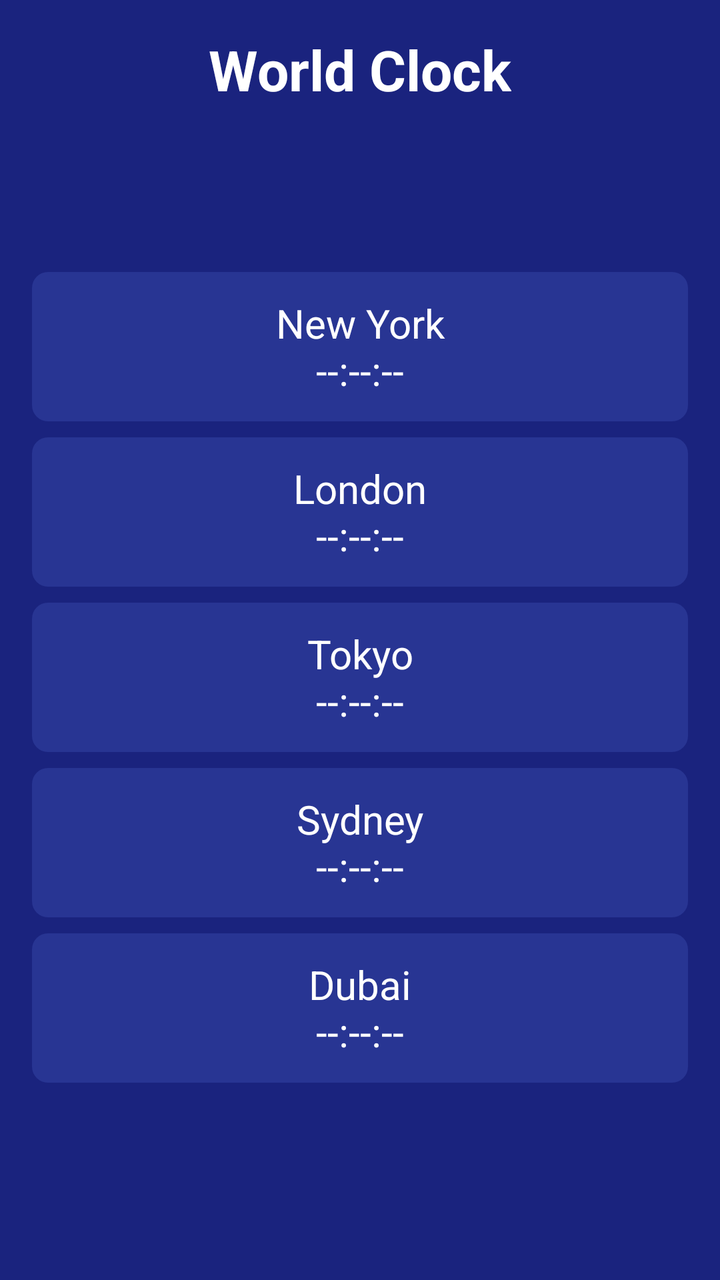
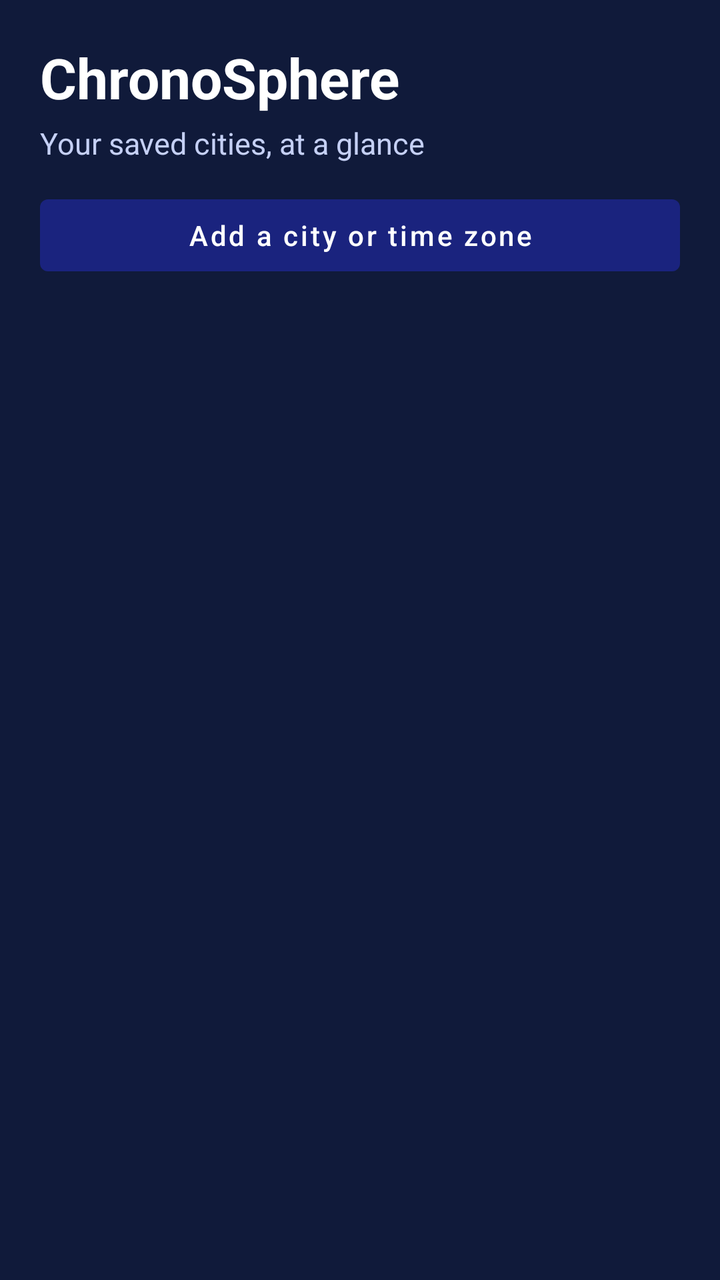

Screens rendered from an Android XML layout before and after an edit, with the pre-edit source and the edit as a unified diff.
<!-- AndroidManifest.xml: activity theme Theme.WorldClockApp -->
<!-- res/layout/activity_main.xml -->
<?xml version="1.0" encoding="utf-8"?>
<androidx.constraintlayout.widget.ConstraintLayout xmlns:android="http://schemas.android.com/apk/res/android"
    xmlns:app="http://schemas.android.com/apk/res-auto"
    android:layout_width="match_parent"
    android:layout_height="match_parent"
    android:padding="16dp"
    android:background="#1a237e">

    <TextView
        android:id="@+id/titleText"
        android:layout_width="wrap_content"
        android:layout_height="wrap_content"
        android:text="World Clock"
        android:textSize="28sp"
        android:textStyle="bold"
        android:textColor="#ffffff"
        app:layout_constraintTop_toTopOf="parent"
        app:layout_constraintStart_toStartOf="parent"
        app:layout_constraintEnd_toEndOf="parent"
        android:layout_marginBottom="24dp"/>

    <LinearLayout
        android:id="@+id/cityContainer"
        android:layout_width="0dp"
        android:layout_height="0dp"
        android:orientation="vertical"
        android:gravity="center"
        app:layout_constraintTop_toBottomOf="@id/titleText"
        app:layout_constraintBottom_toBottomOf="parent"
        app:layout_constraintStart_toStartOf="parent"
        app:layout_constraintEnd_toEndOf="parent">

        <TextView
            android:id="@+id/city1Time"
            android:layout_width="match_parent"
            android:layout_height="wrap_content"
            android:text="New York\n--:--:--"
            android:textSize="20sp"
            android:textColor="#ffffff"
            android:gravity="center"
            android:padding="12dp"
            android:background="@drawable/city_card_background"
            android:layout_marginBottom="8dp"/>

        <TextView
            android:id="@+id/city2Time"
            android:layout_width="match_parent"
            android:layout_height="wrap_content"
            android:text="London\n--:--:--"
            android:textSize="20sp"
            android:textColor="#ffffff"
            android:gravity="center"
            android:padding="12dp"
            android:background="@drawable/city_card_background"
            android:layout_marginBottom="8dp"/>

        <TextView
            android:id="@+id/city3Time"
            android:layout_width="match_parent"
            android:layout_height="wrap_content"
            android:text="Tokyo\n--:--:--"
            android:textSize="20sp"
            android:textColor="#ffffff"
            android:gravity="center"
            android:padding="12dp"
            android:background="@drawable/city_card_background"
            android:layout_marginBottom="8dp"/>

        <TextView
            android:id="@+id/city4Time"
            android:layout_width="match_parent"
            android:layout_height="wrap_content"
            android:text="Sydney\n--:--:--"
            android:textSize="20sp"
            android:textColor="#ffffff"
            android:gravity="center"
            android:padding="12dp"
            android:background="@drawable/city_card_background"
            android:layout_marginBottom="8dp"/>

        <TextView
            android:id="@+id/city5Time"
            android:layout_width="match_parent"
            android:layout_height="wrap_content"
            android:text="Dubai\n--:--:--"
            android:textSize="20sp"
            android:textColor="#ffffff"
            android:gravity="center"
            android:padding="12dp"
            android:background="@drawable/city_card_background"/>

    </LinearLayout>

</androidx.constraintlayout.widget.ConstraintLayout>
<!-- resources referenced by this layout -->
<resources>
  <!-- drawable city_card_background (drawable) -->
  <?xml version="1.0" encoding="utf-8"?>
  <shape xmlns:android="http://schemas.android.com/apk/res/android">
      <solid android:color="#283593" />
      <corners android:radius="8dp" />
      <padding
          android:left="8dp"
          android:top="8dp"
          android:right="8dp"
          android:bottom="8dp" />
  </shape>
  <style name="Theme.WorldClockApp" parent="Theme.MaterialComponents.DayNight.DarkActionBar">
          <item name="colorPrimary">#1a237e</item>
          <item name="colorPrimaryVariant">#1a237e</item>
          <item name="colorOnPrimary">#ffffff</item>
          <item name="android:statusBarColor">#1a237e</item>
      </style>
</resources>

<!-- the commit's change to res/layout/activity_main.xml (unified diff, before → after) -->
@@ -1,94 +1,57 @@
 <?xml version="1.0" encoding="utf-8"?>
-<androidx.constraintlayout.widget.ConstraintLayout xmlns:android="http://schemas.android.com/apk/res/android"
-    xmlns:app="http://schemas.android.com/apk/res-auto"
+<LinearLayout xmlns:android="http://schemas.android.com/apk/res/android"
     android:layout_width="match_parent"
     android:layout_height="match_parent"
-    android:padding="16dp"
-    android:background="#1a237e">
+    android:orientation="vertical"
+    android:background="#101A3A"
+    android:padding="20dp">
 
     <TextView
         android:id="@+id/titleText"
-        android:layout_width="wrap_content"
+        android:layout_width="match_parent"
         android:layout_height="wrap_content"
-        android:text="World Clock"
+        android:text="ChronoSphere"
+        android:textColor="#FFFFFF"
         android:textSize="28sp"
-        android:textStyle="bold"
-        android:textColor="#ffffff"
-        app:layout_constraintTop_toTopOf="parent"
-        app:layout_constraintStart_toStartOf="parent"
-        app:layout_constraintEnd_toEndOf="parent"
-        android:layout_marginBottom="24dp"/>
+        android:textStyle="bold" />
 
-    <LinearLayout
-        android:id="@+id/cityContainer"
-        android:layout_width="0dp"
+    <TextView
+        android:layout_width="match_parent"
+        android:layout_height="wrap_content"
+        android:layout_marginTop="4dp"
+        android:layout_marginBottom="12dp"
+        android:text="Your saved cities, at a glance"
+        android:textColor="#C5D0F5"
+        android:textSize="15sp" />
+
+    <Button
+        android:id="@+id/addCityButton"
+        android:layout_width="match_parent"
+        android:layout_height="wrap_content"
+        android:layout_marginBottom="12dp"
+        android:text="Add a city or time zone"
+        android:textAllCaps="false" />
+
+    <TextView
+        android:id="@+id/emptyMessage"
+        android:layout_width="match_parent"
+        android:layout_height="wrap_content"
+        android:gravity="center"
+        android:padding="24dp"
+        android:text="Add a city to start your world clock."
+        android:textColor="#FFFFFF"
+        android:visibility="gone" />
+
+    <ScrollView
+        android:layout_width="match_parent"
         android:layout_height="0dp"
-        android:orientation="vertical"
-        android:gravity="center"
-        app:layout_constraintTop_toBottomOf="@id/titleText"
-        app:layout_constraintBottom_toBottomOf="parent"
-        app:layout_constraintStart_toStartOf="parent"
-        app:layout_constraintEnd_toEndOf="parent">
+        android:layout_weight="1"
+        android:fillViewport="true">
 
-        <TextView
-            android:id="@+id/city1Time"
+        <LinearLayout
+            android:id="@+id/cityContainer"
             android:layout_width="match_parent"
             android:layout_height="wrap_content"
-            android:text="New York\n--:--:--"
-            android:textSize="20sp"
-            android:textColor="#ffffff"
-            android:gravity="center"
-            android:padding="12dp"
-            android:background="@drawable/city_card_background"
-            android:layout_marginBottom="8dp"/>
-
-        <TextView
-            android:id="@+id/city2Time"
-            android:layout_width="match_parent"
-            android:layout_height="wrap_content"
-            android:text="London\n--:--:--"
-            android:textSize="20sp"
-            android:textColor="#ffffff"
-            android:gravity="center"
-            android:padding="12dp"
-            android:background="@drawable/city_card_background"
-            android:layout_marginBottom="8dp"/>
-
-        <TextView
-            android:id="@+id/city3Time"
-            android:layout_width="match_parent"
-            android:layout_height="wrap_content"
-            android:text="Tokyo\n--:--:--"
-            android:textSize="20sp"
-            android:textColor="#ffffff"
-            android:gravity="center"
-            android:padding="12dp"
-            android:background="@drawable/city_card_background"
-            android:layout_marginBottom="8dp"/>
-
-        <TextView
-            android:id="@+id/city4Time"
-            android:layout_width="match_parent"
-            android:layout_height="wrap_content"
-            android:text="Sydney\n--:--:--"
-            android:textSize="20sp"
-            android:textColor="#ffffff"
-            android:gravity="center"
-            android:padding="12dp"
-            android:background="@drawable/city_card_background"
-            android:layout_marginBottom="8dp"/>
-
-        <TextView
-            android:id="@+id/city5Time"
-            android:layout_width="match_parent"
-            android:layout_height="wrap_content"
-            android:text="Dubai\n--:--:--"
-            android:textSize="20sp"
-            android:textColor="#ffffff"
-            android:gravity="center"
-            android:padding="12dp"
-            android:background="@drawable/city_card_background"/>
-
-    </LinearLayout>
-
-</androidx.constraintlayout.widget.ConstraintLayout>
+            android:orientation="vertical" />
+    </ScrollView>
+</LinearLayout>
<!-- resource entries referenced after the edit -->
@@ -1,16 +1,5 @@
 <!-- resources referenced by this layout -->
 <resources>
-  <!-- drawable city_card_background (drawable) -->
-  <?xml version="1.0" encoding="utf-8"?>
-  <shape xmlns:android="http://schemas.android.com/apk/res/android">
-      <solid android:color="#283593" />
-      <corners android:radius="8dp" />
-      <padding
-          android:left="8dp"
-          android:top="8dp"
-          android:right="8dp"
-          android:bottom="8dp" />
-  </shape>
   <style name="Theme.WorldClockApp" parent="Theme.MaterialComponents.DayNight.DarkActionBar">
           <item name="colorPrimary">#1a237e</item>
           <item name="colorPrimaryVariant">#1a237e</item>
